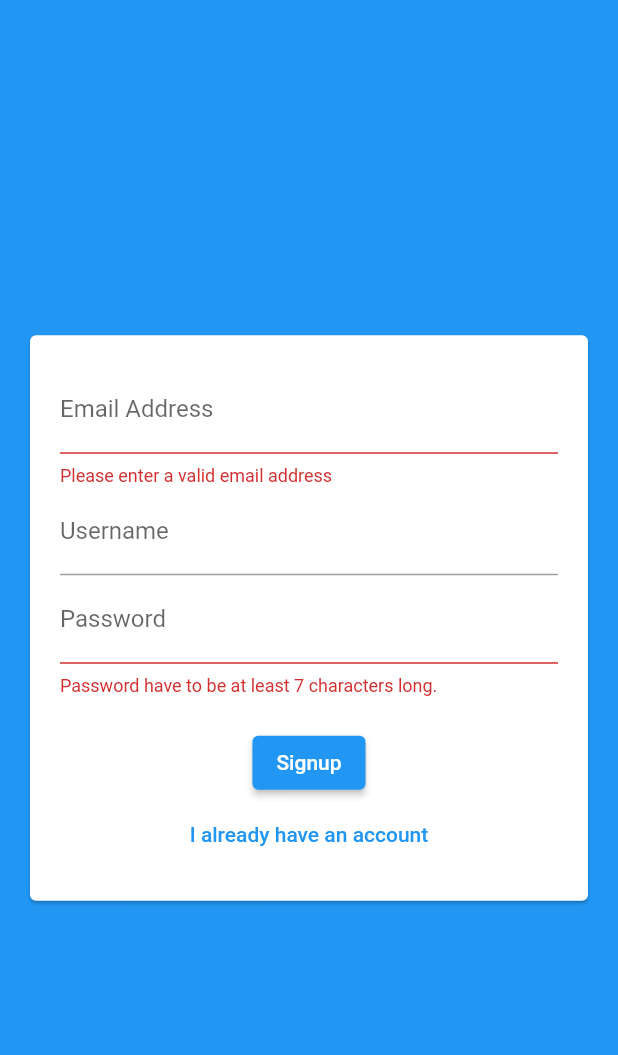
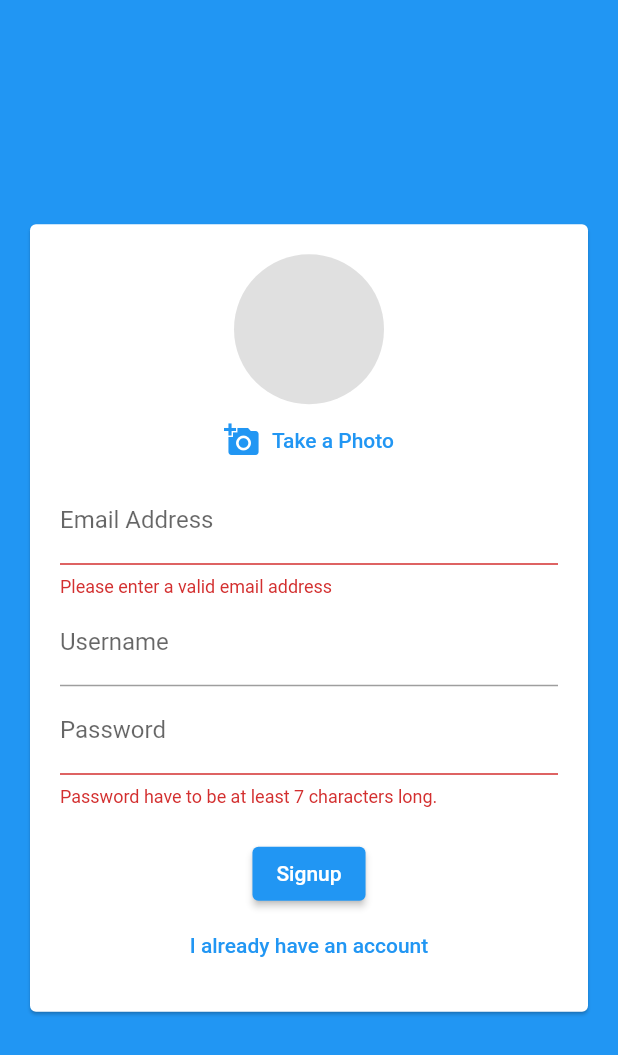
Before and after one commit to jakubjaran/firebase_chat_app, a Flutter app: the screen it shows after launch, after a tap on "Login", after a tap on "Create new account", on a phone screen of 412 x 824 dp. Shown: the top 1055 px of the screen. Run offline on Flutter 3.47's test engine with Material 2 defaults, Android fonts, the phone set to English and light mode, and no system bars; our stand-ins replace cloud_firestore, firebase_auth, firebase_core, image_picker; accounts and stored records are empty.

Commit message:
Added image picker

```diff
--- a/lib/widgets/auth/auth_form.dart
+++ b/lib/widgets/auth/auth_form.dart
@@ -1,4 +1,6 @@
 import 'package:flutter/material.dart';
+
+import 'package:firebase_chat_app/widgets/auth/image_input.dart';
 
 class AuthForm extends StatefulWidget {
   final void Function(
@@ -53,6 +55,7 @@ class _AuthFormState extends State<AuthForm> {
               child: Column(
                 mainAxisSize: MainAxisSize.min,
                 children: [
+                  if (!_isLogin) ImageInput(),
                   TextFormField(
                     key: ValueKey('email'),
                     validator: (value) {
--- /dev/null
+++ b/lib/widgets/auth/image_input.dart
@@ -0,0 +1,43 @@
+import 'dart:io';
+
+import 'package:flutter/material.dart';
+import 'package:image_picker/image_picker.dart';
+
+class ImageInput extends StatefulWidget {
+  @override
+  _ImageInputState createState() => _ImageInputState();
+}
+
+class _ImageInputState extends State<ImageInput> {
+  File _pickedImage;
+
+  void _pickImage() async {
+    final picker = ImagePicker();
+    final image = await picker.getImage(source: ImageSource.camera);
+    if (image == null) {
+      return;
+    }
+    setState(() {
+      _pickedImage = File(image.path);
+    });
+  }
+
+  @override
+  Widget build(BuildContext context) {
+    return Column(
+      children: [
+        CircleAvatar(
+          radius: 50,
+          backgroundColor: Colors.grey[300],
+          backgroundImage:
+              _pickedImage != null ? FileImage(_pickedImage) : null,
+        ),
+        TextButton.icon(
+          onPressed: _pickImage,
+          icon: Icon(Icons.add_a_photo),
+          label: Text('Take a Photo'),
+        ),
+      ],
+    );
+  }
+}
--- a/pubspec.yaml
+++ b/pubspec.yaml
@@ -29,6 +29,7 @@ dependencies:
   cupertino_icons: ^1.0.2
   cloud_firestore: ^1.0.0
   firebase_auth: ^1.0.1
+  image_picker: ^0.7.2+1
 
 dev_dependencies:
   flutter_test:
```
Also changed, not shown: pubspec.lock, 2 other files.
